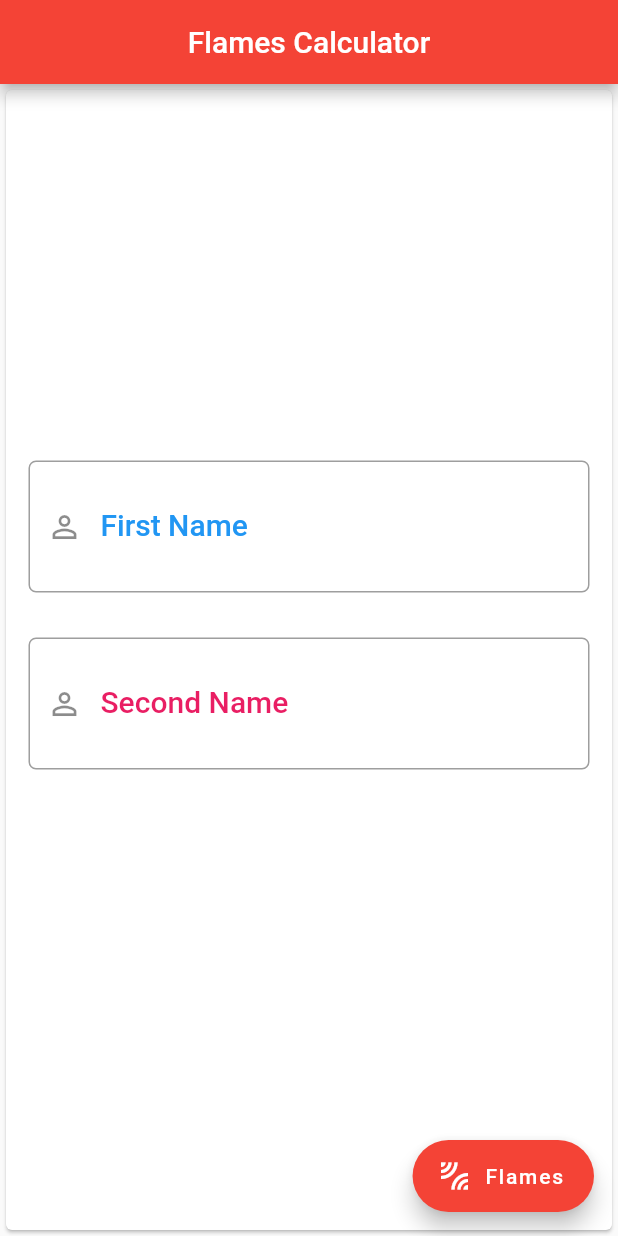
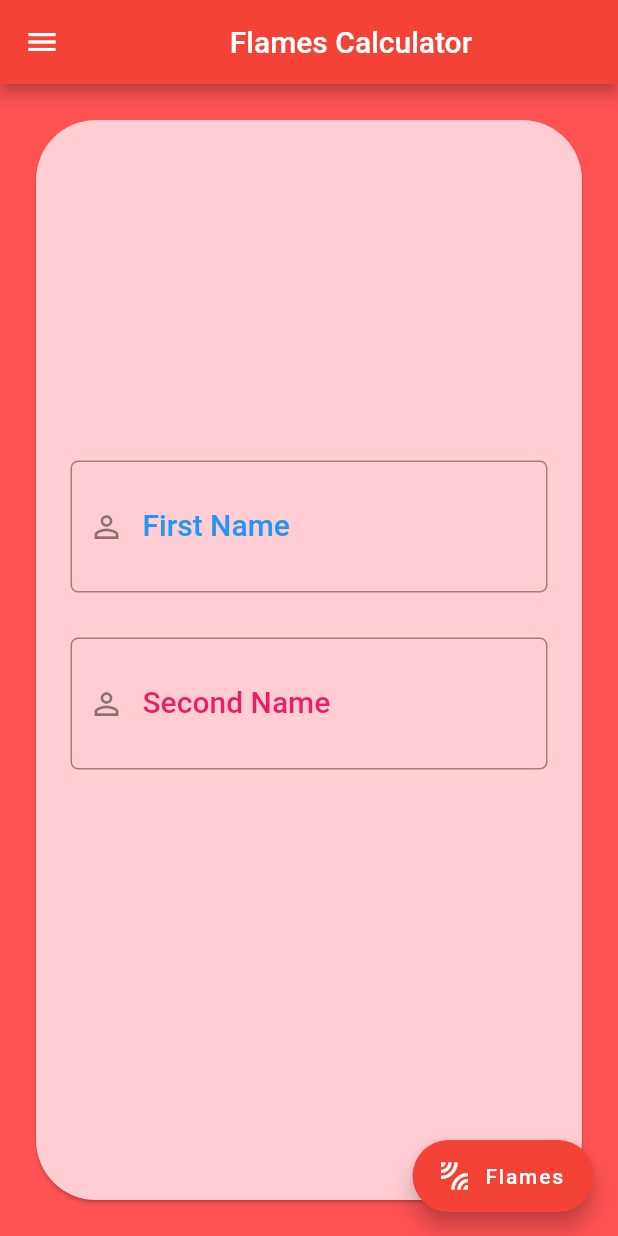
Before and after one commit to trueshail/flames, a Flutter app: the screen it shows after launch, on a phone screen of 412 x 824 dp. Run offline on Flutter 3.47's test engine with Material 2 defaults, Android fonts, the phone set to English and light mode, and no system bars.

Commit message:
Update main.dart

```diff
--- a/lib/main.dart
+++ b/lib/main.dart
@@ -1,4 +1,4 @@
-import 'package:flames/falmes.dart';
+import 'package:flames/flames.dart';
 import 'package:flutter/material.dart';
 
 void main() => runApp(MyApp());
@@ -14,6 +14,7 @@ class MyApp extends StatelessWidget {
       ),
       debugShowCheckedModeBanner: false,
       home: MyHomePage(title: 'Flames Calculator'),
+      color: Colors.redAccent,
     );
   }
 }
@@ -39,11 +40,21 @@ class _MyHomePageState extends State<MyHomePage> {
   Widget build(BuildContext context) {
     TextStyle textStyle = Theme.of(context).textTheme.title;
     return Scaffold(
+      backgroundColor: Colors.redAccent,
       appBar: AppBar(
+        centerTitle:true ,
         title: Center(child: Text(widget.title)),
       ),
-      body: Card(
+      drawer: Drawer(),
+      body: Padding(
+        padding: const EdgeInsets.all(20.0),
+        child: Card(
+
+          color: Colors.red[100],
+          shape:RoundedRectangleBorder(borderRadius:BorderRadius.all(Radius.circular(40.0))),
           child: Center(
+            child: Padding(
+              padding: const EdgeInsets.all(8.0),
               child: Column(
                 mainAxisAlignment: MainAxisAlignment.center,
                 children: <Widget>[
@@ -119,6 +130,8 @@ class _MyHomePageState extends State<MyHomePage> {
               ),
             ),
           ),
+        ),
+      ),
       floatingActionButton: FloatingActionButton.extended(
         label: Text('Flames'),
         onPressed: () {
```
Lines whose indentation alone changed are shown as unchanged.
